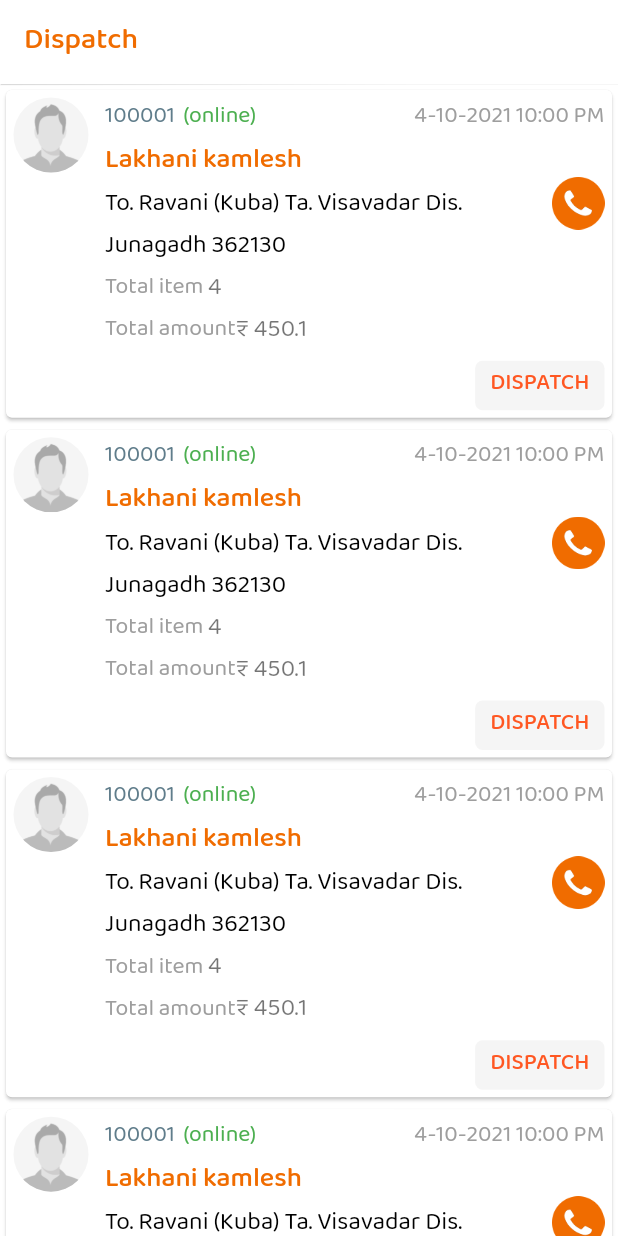
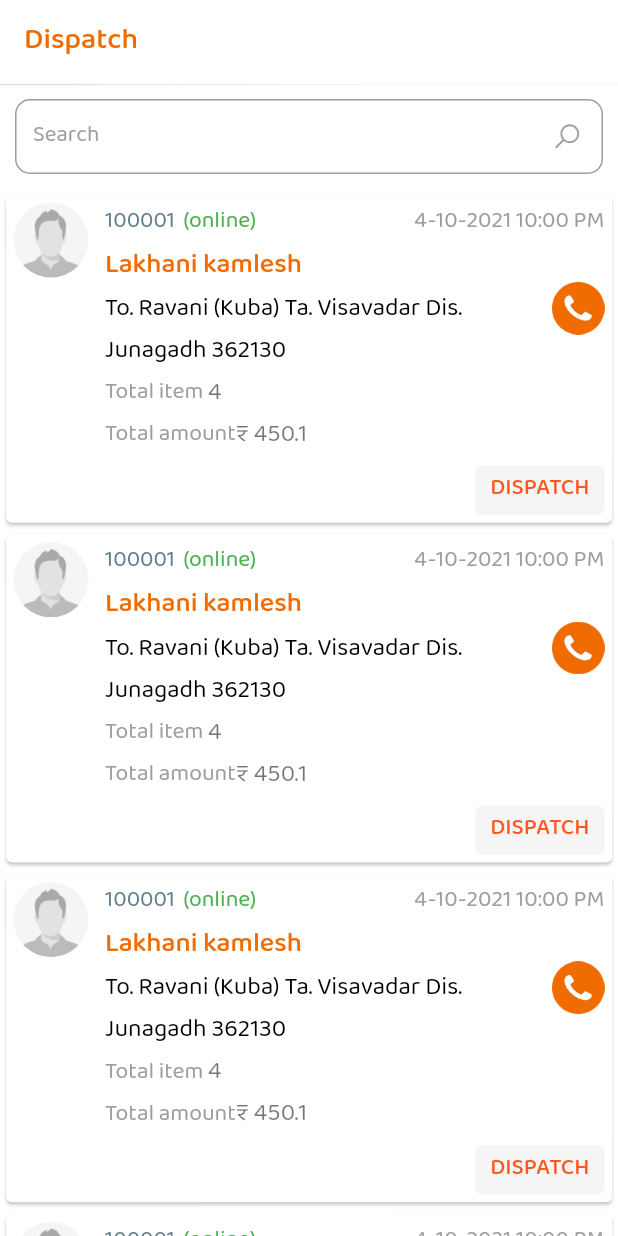
Before and after one commit to fluttertutorialin/food_cafe_delivery, a Flutter app: the DispatchPage screen opened directly, on a phone screen of 412 x 824 dp. Run offline on Flutter 3.47's test engine with Material 2 defaults, Android fonts, the phone set to English and light mode, and no system bars; our stand-ins replace flutter_screenutil, get, get_storage, line_icons, water_drop_nav_bar; accounts and stored records are empty.

Commit message:
search add

```diff
--- a/lib/controller/dispatch_controller.dart
+++ b/lib/controller/dispatch_controller.dart
@@ -1,3 +1,5 @@
+import 'package:flutter/material.dart';
+
 import '../model/dispatch/dispatch.dart';
 import '../model/dispatch/dispatch_response.dart';
 import 'package:get/get.dart';
@@ -7,6 +9,8 @@ class DispatchController extends GetxController {
 
   final _dispatchRxList = Rxn<List<Dispatch?>>();
   List<Dispatch?>? get dispatchList => _dispatchRxList.value;
+
+  var searchController = TextEditingController();
 
   @override
   void onInit() {
@@ -70,4 +74,8 @@ class DispatchController extends GetxController {
   }
 
   orderDispatchSingleRemove() {}
+
+  searchDispatchOrder(String? value){
+
+  }
 }
--- a/lib/resource/images.dart
+++ b/lib/resource/images.dart
@@ -1,6 +1,12 @@
+import 'package:line_icons/line_icons.dart';
+
 const String appIconImage = 'assets/images/food_cafe.png';
 const String profileImage = 'assets/images/user_profile.png';
 const String callImage = 'assets/images/call.png';
 const String informationImage = 'assets/images/information.png';
 const String foodVegImage = 'assets/images/veg.png';
 const String foodNonVegImage = 'assets/images/non_veg.png';
+
+var searchIcon = LineIcons.search;
+var backIcon = LineIcons.arrowLeft;
+var clearTextFieldIcon = LineIcons.closedCaptioning;
--- a/lib/resource/value.dart
+++ b/lib/resource/value.dart
@@ -10,6 +10,7 @@ const String orderHistoryTitle = 'Order history';
 const passwordHint = 'Password';
 const emailHint = 'Email';
 const mobileHint = 'Mobile';
+const searchHint = 'Search';
 
 const pickUpButton = 'PICK UP';
 const dispatchButton = 'DISPATCH';
@@ -30,6 +31,10 @@ const orderPickUpDateLabel = 'Pick up';
 const fullNameLabel = 'Full name';
 const mobileLabel = 'Mobile';
 const addressLabel = 'Address';
+const pendingLabel = 'PENDING';
+const pickUpLabel = 'PICK UP';
+const dispatchedLabel = 'DISPATCHED';
+const cancelLabel = 'CANCEL';
 
 const notification = 'Notification';
 const aboutUs = 'About Us';
--- a/lib/ui/page/dispatch_page.dart
+++ b/lib/ui/page/dispatch_page.dart
@@ -7,6 +7,7 @@ import '../../resource/colors.dart';
 import '../../resource/style.dart';
 import '../../resource/value.dart';
 import '../widget/dispatch_item.dart';
+import '../widget/text_field_search.dart';
 
 class DispatchPage extends GetView<DispatchController> {
   const DispatchPage({Key? key}) : super(key: key);
@@ -18,13 +19,21 @@ class DispatchPage extends GetView<DispatchController> {
             backgroundColor: appBarColor,
             elevation: appBarElevation,
             title: Text(dispatchTitle, style: appBarTitleStyle)),
-        body: Obx(() => ListView(children: [
-              ...controller.dispatchList!
-                  .map((Dispatch? dispatch) =>
-                      DispatchItem(dispatch: dispatch!, dispatchClick: () {
-                        Get.toNamed(orderDetailRoute, arguments: dispatch);
-                      }))
-                  .toList()
-            ])));
+        body: Column(children: [
+          TextFieldSearch(
+              textEditingController: controller.searchController,
+              onChanged: controller.searchDispatchOrder),
+          Expanded(
+              child: Obx(() => ListView(children: [
+                ...controller.dispatchList!
+                    .map((Dispatch? dispatch) => DispatchItem(
+                    dispatch: dispatch!,
+                    dispatchClick: () {
+                      Get.toNamed(orderDetailRoute,
+                          arguments: dispatch);
+                    }))
+                    .toList()
+              ])))
+        ]));
   }
 }
--- /dev/null
+++ b/lib/ui/widget/text_field_search.dart
@@ -0,0 +1,68 @@
+import 'package:flutter/material.dart';
+import 'package:get/get.dart';
+import '../../resource/colors.dart';
+import '../../resource/font.dart';
+import '../../resource/images.dart';
+import '../../resource/value.dart';
+
+class TextFieldSearch extends StatelessWidget {
+  final TextEditingController textEditingController;
+  final ValueChanged<String> onChanged;
+  final VoidCallback? callBackClear, callBackPrefix, callBackSearch;
+  final bool isPrefixIconVisible;
+  final String hintText;
+
+  const TextFieldSearch(
+      {Key? key,
+      required this.textEditingController,
+      required this.onChanged,
+      this.callBackClear,
+      this.isPrefixIconVisible = false,
+      this.callBackSearch,
+      this.callBackPrefix,
+      this.hintText = searchHint})
+      : super(key: key);
+
+  @override
+  Widget build(BuildContext context) {
+    return Container(
+        height: searchHeight,
+        margin: const EdgeInsets.all(10),
+        child: TextField(
+            controller: textEditingController,
+            onChanged: onChanged,
+            textInputAction: TextInputAction.search,
+            textCapitalization: TextCapitalization.words,
+            cursorColor: appBarTitleColor,
+            style: const TextStyle(fontSize: 15, fontFamily: regularFont),
+            decoration: InputDecoration(
+                border: InputBorder.none,
+                isCollapsed: true,
+                contentPadding: const EdgeInsets.symmetric(
+                    vertical: 12.0, horizontal: 12.0),
+                prefixIcon: isPrefixIconVisible
+                    ? IconButton(
+                        icon: Icon(backIcon,
+                            size: 20, color: textFieldBackIconColor),
+                        onPressed: callBackPrefix)
+                    : null,
+                suffixIcon: IconButton(
+                        icon: Icon(searchIcon,
+                            size: 20, color: textFieldSuffixPrefixIconColor),
+                        onPressed: callBackSearch),
+                enabledBorder: OutlineInputBorder(
+                    borderRadius: const BorderRadius.all(Radius.circular(10.0)),
+                    borderSide: BorderSide(color: searchBorderColor)),
+                focusedBorder: OutlineInputBorder(
+                    borderRadius: const BorderRadius.all(Radius.circular(10.0)),
+                    borderSide: BorderSide(color: searchBorderColor)),
+                filled: true,
+                hintStyle: TextStyle(
+                    fontSize: 15,
+                    fontFamily: regularFont,
+                    color: hintSearchColor,
+                    textBaseline: TextBaseline.alphabetic),
+                hintText: hintText,
+                fillColor: searchBackgroundColor)));
+  }
+}
```
Also changed, not shown: lib/controller/order_history_controller.dart (+8 -0 lines), lib/controller/pick_up_controller.dart (+8 -0 lines), lib/ui/page/order_history_page.dart (+9 -2 lines), lib/ui/page/pick_up_page.dart (+8 -2 lines), lib/ui/page/profile_page.dart (+4 -4 lines).
